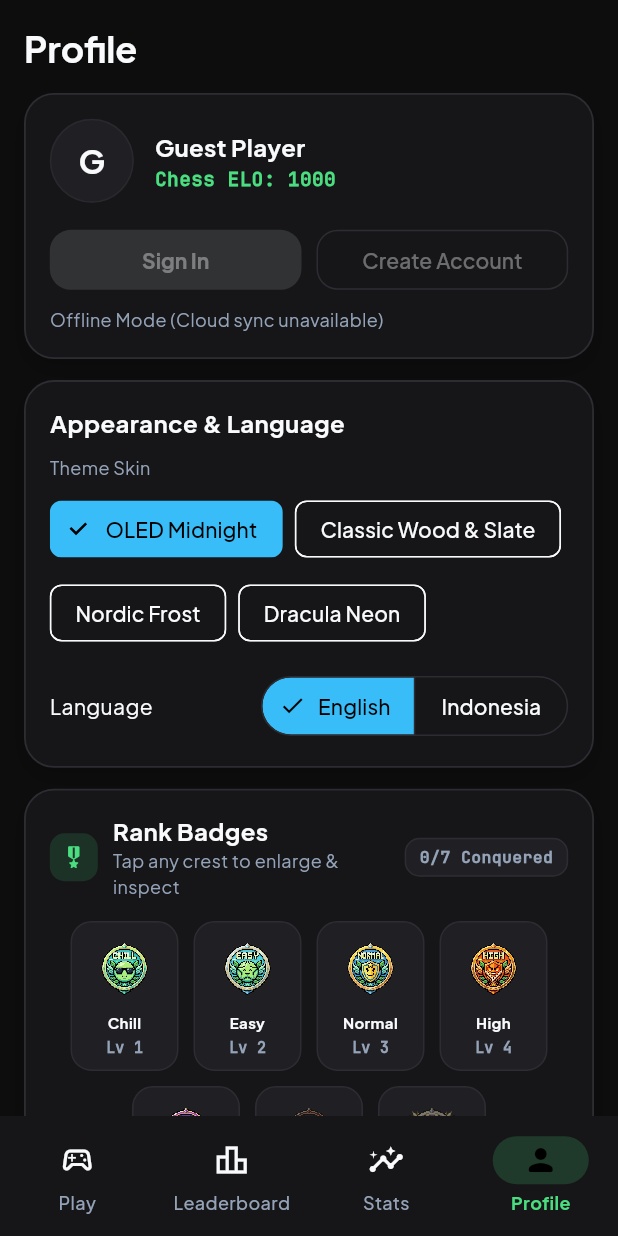
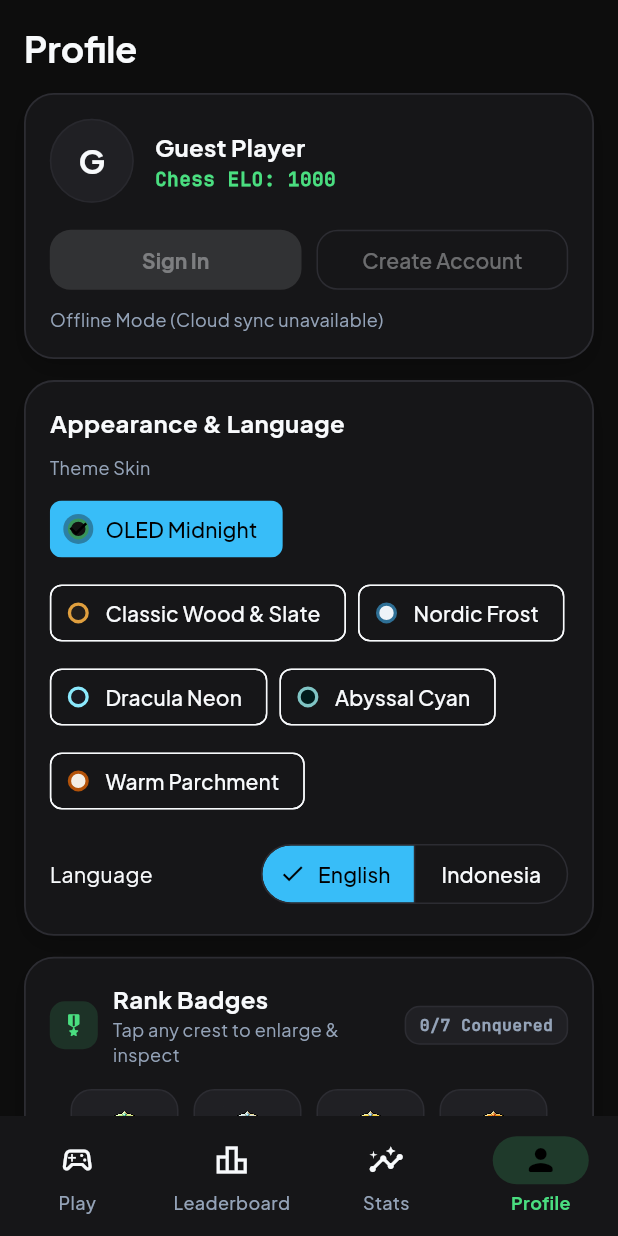
Before and after one commit to Zenalghi/zetzy, a Flutter app: the screen it shows after launch, item 4 of the bottom bar chosen, on a phone screen of 412 x 824 dp. Run offline on Flutter 3.47's test engine with Material 3 defaults, Android fonts, the phone set to English and light mode, and no system bars; our stand-ins replace audioplayers, confetti, connectivity_plus, cupertino_ui, drift, flutter_riverpod and 8 more; missing offline and left inert: bishop; accounts and stored records are empty; generated files the repository leaves out were written again; statements that could not run were skipped.

Commit message:
feat(theme): add Abyssal Cyan and Warm Parchment themes with updated UI controls

```diff
--- a/lib/core/theme/zetzy_theme.dart
+++ b/lib/core/theme/zetzy_theme.dart
@@ -1,12 +1,14 @@
 import 'package:material_ui/material_ui.dart';
 import 'package:zetzy/l10n/app_localizations.dart';
 
-/// Four visual skins specified in PRD Section 1.1.
+/// Six visual skins (4 dark, 2 light) for Tactile Modern Minimalist UI.
 enum ZetzyThemeMode {
   oledMidnight('oled_midnight'),
   classicWood('classic_wood'),
   nordicFrost('nordic_frost'),
-  draculaNeon('dracula_neon');
+  draculaNeon('dracula_neon'),
+  abyssalCyan('abyssal_cyan'),
+  warmParchment('warm_parchment');
 
   const ZetzyThemeMode(this.id);
   final String id;
@@ -21,6 +23,8 @@ enum ZetzyThemeMode {
     ZetzyThemeMode.classicWood => l10n.themeClassicWood,
     ZetzyThemeMode.nordicFrost => l10n.themeNordicFrost,
     ZetzyThemeMode.draculaNeon => l10n.themeDraculaNeon,
+    ZetzyThemeMode.abyssalCyan => l10n.themeAbyssalCyan,
+    ZetzyThemeMode.warmParchment => l10n.themeWarmParchment,
   };
 }
 
@@ -233,6 +237,46 @@ abstract final class ZetzyThemes {
       snakeBody: Color(0xFFBD93F9),
       brightness: Brightness.dark,
     ),
+    ZetzyThemeMode.abyssalCyan => const ZetzyPalette(
+      background: Color(0xFF001C1C),
+      surface: Color(0xFF003838),
+      surfaceElevated: Color(0xFF005353),
+      glassTint: Color(0xCC001C1C),
+      border: Color(0xFF006F6F),
+      accent: Color(0xFF80C5C5),
+      accentSecondary: Color(0xFF4CAEAE),
+      success: Color(0xFF34D399),
+      warning: Color(0xFFFBBF24),
+      danger: Color(0xFFF87171),
+      textPrimary: Color(0xFFD9EEEE),
+      textSecondary: Color(0xFFB2DCDC),
+      boardLight: Color(0xFF006F6F),
+      boardDark: Color(0xFF003838),
+      boardHighlight: Color(0x5580C5C5),
+      snakeHead: Color(0xFF80C5C5),
+      snakeBody: Color(0xFF008B8B),
+      brightness: Brightness.dark,
+    ),
+    ZetzyThemeMode.warmParchment => const ZetzyPalette(
+      background: Color(0xFFF4EFE6),
+      surface: Color(0xFFFCF9F2),
+      surfaceElevated: Color(0xFFEAE2D3),
+      glassTint: Color(0xCCF5EFE6),
+      border: Color(0xFFD5C9B4),
+      accent: Color(0xFFB45309),
+      accentSecondary: Color(0xFF0F766E),
+      success: Color(0xFF15803D),
+      warning: Color(0xFFD97706),
+      danger: Color(0xFFB91C1C),
+      textPrimary: Color(0xFF29221B),
+      textSecondary: Color(0xFF6B5E4F),
+      boardLight: Color(0xFFEFE4D2),
+      boardDark: Color(0xFFC6A987),
+      boardHighlight: Color(0x55B45309),
+      snakeHead: Color(0xFF0F766E),
+      snakeBody: Color(0xFF2A9D8F),
+      brightness: Brightness.light,
+    ),
   };
 
   static ThemeData buildTheme(ZetzyThemeMode mode) {
--- a/lib/core/widgets/in_game_settings_sheet.dart
+++ b/lib/core/widgets/in_game_settings_sheet.dart
@@ -11,6 +11,44 @@ import 'package:zetzy/providers/app_providers.dart';
 /// Shared builders for per-game settings controls used in both Profile cards and
 /// the mid-game quick settings sheet.
 abstract final class GameSettingsControls {
+  /// Single-line scale-down label so equal-width segments stay crisp on narrow screens.
+  static Widget segmentLabel(String label) => FittedBox(
+    fit: BoxFit.scaleDown,
+    child: Text(label, softWrap: false, maxLines: 1),
+  );
+
+  /// Renders the 6-skin theme selector with mini background/accent preview dots.
+  static Widget themePicker({
+    required ZetzyThemeMode selected,
+    required ValueChanged<ZetzyThemeMode> onSelected,
+    required AppLocalizations l10n,
+  }) => Wrap(
+    spacing: 8,
+    runSpacing: 8,
+    children: [
+      for (final mode in ZetzyThemeMode.values)
+        Builder(
+          builder: (context) {
+            final swatch = ZetzyThemes.paletteFor(mode);
+            return ChoiceChip(
+              selected: selected == mode,
+              onSelected: (_) => onSelected(mode),
+              avatar: Container(
+                width: 14,
+                height: 14,
+                decoration: BoxDecoration(
+                  color: swatch.background,
+                  shape: BoxShape.circle,
+                  border: Border.all(color: swatch.accent, width: 2.2),
+                ),
+              ),
+              label: Text(mode.localizedName(l10n)),
+            );
+          },
+        ),
+    ],
+  );
+
   /// Builds shared audio, haptics, and wakelock toggles.
   static List<Widget> sharedAudioFeedback(
     AppSettings settings,
@@ -77,29 +115,21 @@ abstract final class GameSettingsControls {
         ),
         const SizedBox(height: 8),
         SegmentedButton<BgmMode>(
+          expandedInsets: EdgeInsets.zero,
           selected: {settings.bgmMode},
           onSelectionChanged: (sel) => ctrl.setBgmMode(sel.first),
           segments: [
             ButtonSegment(
               value: BgmMode.off,
-              label: FittedBox(
-                fit: BoxFit.scaleDown,
-                child: Text(l10n.bgmModeOff, softWrap: false, maxLines: 1),
-              ),
+              label: segmentLabel(l10n.bgmModeOff),
             ),
             ButtonSegment(
               value: BgmMode.auto,
-              label: FittedBox(
-                fit: BoxFit.scaleDown,
-                child: Text(l10n.bgmModeAuto, softWrap: false, maxLines: 1),
-              ),
+              label: segmentLabel(l10n.bgmModeAuto),
             ),
             ButtonSegment(
               value: BgmMode.manual,
-              label: FittedBox(
-                fit: BoxFit.scaleDown,
-                child: Text(l10n.bgmModeManual, softWrap: false, maxLines: 1),
-              ),
+              label: segmentLabel(l10n.bgmModeManual),
             ),
           ],
         ),
@@ -172,29 +202,21 @@ abstract final class GameSettingsControls {
         ),
         const SizedBox(height: 8),
         SegmentedButton<HapticIntensity>(
+          expandedInsets: EdgeInsets.zero,
           selected: {settings.hapticIntensity},
           onSelectionChanged: (sel) => ctrl.setHapticIntensity(sel.first),
           segments: [
             ButtonSegment(
               value: HapticIntensity.light,
-              label: FittedBox(
-                fit: BoxFit.scaleDown,
-                child: Text(l10n.hapticLight, softWrap: false, maxLines: 1),
-              ),
+              label: segmentLabel(l10n.hapticLight),
             ),
             ButtonSegment(
               value: HapticIntensity.medium,
-              label: FittedBox(
-                fit: BoxFit.scaleDown,
-                child: Text(l10n.hapticMedium, softWrap: false, maxLines: 1),
-              ),
+              label: segmentLabel(l10n.hapticMedium),
             ),
             ButtonSegment(
               value: HapticIntensity.strong,
-              label: FittedBox(
-                fit: BoxFit.scaleDown,
-                child: Text(l10n.hapticStrong, softWrap: false, maxLines: 1),
-              ),
+              label: segmentLabel(l10n.hapticStrong),
             ),
           ],
         ),
@@ -340,15 +362,15 @@ abstract final class GameSettingsControls {
       style: TextStyle(fontSize: 12, color: p.textSecondary),
     ),
     const SizedBox(height: 8),
-    Wrap(
-      spacing: 8,
-      runSpacing: 6,
-      children: [
+    SegmentedButton<ChessPieceSet>(
+      expandedInsets: EdgeInsets.zero,
+      selected: {settings.chessPieceSet},
+      onSelectionChanged: (sel) => ctrl.setChessPieceSet(sel.first),
+      segments: [
         for (final set in ChessPieceSet.values)
-          ChoiceChip(
-            selected: settings.chessPieceSet == set,
-            onSelected: (_) => ctrl.setChessPieceSet(set),
-            label: Text(set.label),
+          ButtonSegment(
+            value: set,
+            label: segmentLabel(set.label),
           ),
       ],
     ),
@@ -359,41 +381,21 @@ abstract final class GameSettingsControls {
     ),
     const SizedBox(height: 8),
     SegmentedButton<ChessMoveConfirmMode>(
+      expandedInsets: EdgeInsets.zero,
       selected: {settings.chessMoveConfirmMode},
       onSelectionChanged: (sel) => ctrl.setChessMoveConfirmMode(sel.first),
       segments: [
         ButtonSegment(
           value: ChessMoveConfirmMode.off,
-          label: FittedBox(
-            fit: BoxFit.scaleDown,
-            child: Text(
-              l10n.settingsChessConfirmOff,
-              softWrap: false,
-              maxLines: 1,
-            ),
-          ),
+          label: segmentLabel(l10n.settingsChessConfirmOff),
         ),
         ButtonSegment(
           value: ChessMoveConfirmMode.fastOnly,
-          label: FittedBox(
-            fit: BoxFit.scaleDown,
-            child: Text(
-              l10n.settingsChessConfirmFast,
-              softWrap: false,
-              maxLines: 1,
-            ),
-          ),
+          label: segmentLabel(l10n.settingsChessConfirmFast),
         ),
         ButtonSegment(
           value: ChessMoveConfirmMode.always,
-          label: FittedBox(
-            fit: BoxFit.scaleDown,
-            child: Text(
-              l10n.settingsChessConfirmAlways,
-              softWrap: false,
-              maxLines: 1,
-            ),
-          ),
+          label: segmentLabel(l10n.settingsChessConfirmAlways),
         ),
       ],
     ),
@@ -633,17 +635,10 @@ class _InGameSettingsSheet extends ConsumerWidget {
                         style: TextStyle(fontSize: 12, color: p.textSecondary),
                       ),
                       const SizedBox(height: 8),
-                      Wrap(
-                        spacing: 8,
-                        runSpacing: 8,
-                        children: [
-                          for (final mode in ZetzyThemeMode.values)
-                            ChoiceChip(
-                              selected: settings.themeMode == mode,
-                              onSelected: (_) => ctrl.setTheme(mode),
-                              label: Text(mode.localizedName(l10n)),
-                            ),
-                        ],
+                      GameSettingsControls.themePicker(
+                        selected: settings.themeMode,
+                        onSelected: ctrl.setTheme,
+                        l10n: l10n,
                       ),
                       const SizedBox(height: 8),
                       ...GameSettingsControls.sharedAudioFeedback(
--- a/lib/features/profile/profile_screen.dart
+++ b/lib/features/profile/profile_screen.dart
@@ -514,17 +514,10 @@ class _ProfileScreenState extends ConsumerState<ProfileScreen> {
                       style: TextStyle(fontSize: 12, color: p.textSecondary),
                     ),
                     const SizedBox(height: 8),
-                    Wrap(
-                      spacing: 8,
-                      runSpacing: 8,
-                      children: [
-                        for (final mode in ZetzyThemeMode.values)
-                          ChoiceChip(
-                            selected: settings.themeMode == mode,
-                            onSelected: (_) => settingsCtrl.setTheme(mode),
-                            label: Text(mode.localizedName(l10n)),
-                          ),
-                      ],
+                    GameSettingsControls.themePicker(
+                      selected: settings.themeMode,
+                      onSelected: settingsCtrl.setTheme,
+                      l10n: l10n,
                     ),
                     const SizedBox(height: 14),
                     Row(
@@ -675,6 +668,7 @@ class _ProfileScreenState extends ConsumerState<ProfileScreen> {
                       ),
                       const SizedBox(height: 8),
                       SegmentedButton<int>(
+                        expandedInsets: EdgeInsets.zero,
                         selected: {settings.practiceRewindSteps},
                         onSelectionChanged: (s) =>
                             settingsCtrl.setPracticeRewindSteps(s.first),
@@ -682,13 +676,8 @@ class _ProfileScreenState extends ConsumerState<ProfileScreen> {
                           for (final step in const [1, 2, 3])
                             ButtonSegment(
                               value: step,
-                              label: FittedBox(
-                                fit: BoxFit.scaleDown,
-                                child: Text(
-                                  l10n.practiceRewindStepOption(step),
-                                  softWrap: false,
-                                  maxLines: 1,
-                                ),
+                              label: GameSettingsControls.segmentLabel(
+                                l10n.practiceRewindStepOption(step),
                               ),
                             ),
                         ],
--- a/lib/l10n/app_en.arb
+++ b/lib/l10n/app_en.arb
@@ -318,6 +318,8 @@
   "themeClassicWood": "Classic Wood & Slate",
   "themeNordicFrost": "Nordic Frost",
   "themeDraculaNeon": "Dracula Neon",
+  "themeAbyssalCyan": "Abyssal Cyan",
+  "themeWarmParchment": "Warm Parchment",
 
   "cancel": "Cancel",
   "save": "Save",
--- a/lib/l10n/app_id.arb
+++ b/lib/l10n/app_id.arb
@@ -250,6 +250,8 @@
   "themeClassicWood": "Classic Wood & Slate",
   "themeNordicFrost": "Nordic Frost",
   "themeDraculaNeon": "Dracula Neon",
+  "themeAbyssalCyan": "Abyssal Cyan",
+  "themeWarmParchment": "Warm Parchment",
 
   "cancel": "Batal",
   "save": "Simpan",
--- a/lib/l10n/app_localizations.dart
+++ b/lib/l10n/app_localizations.dart
@@ -1305,6 +1305,18 @@ abstract class AppLocalizations {
   /// **'Dracula Neon'**
   String get themeDraculaNeon;
 
+  /// No description provided for @themeAbyssalCyan.
+  ///
+  /// In en, this message translates to:
+  /// **'Abyssal Cyan'**
+  String get themeAbyssalCyan;
+
+  /// No description provided for @themeWarmParchment.
+  ///
+  /// In en, this message translates to:
+  /// **'Warm Parchment'**
+  String get themeWarmParchment;
+
   /// No description provided for @cancel.
   ///
   /// In en, this message translates to:
--- a/lib/l10n/app_localizations_en.dart
+++ b/lib/l10n/app_localizations_en.dart
@@ -679,6 +679,12 @@ class AppLocalizationsEn extends AppLocalizations {
   String get themeDraculaNeon => 'Dracula Neon';
 
   @override
+  String get themeAbyssalCyan => 'Abyssal Cyan';
+
+  @override
+  String get themeWarmParchment => 'Warm Parchment';
+
+  @override
   String get cancel => 'Cancel';
 
   @override
--- a/lib/l10n/app_localizations_id.dart
+++ b/lib/l10n/app_localizations_id.dart
@@ -672,6 +672,12 @@ class AppLocalizationsId extends AppLocalizations {
   String get themeDraculaNeon => 'Dracula Neon';
 
   @override
+  String get themeAbyssalCyan => 'Abyssal Cyan';
+
+  @override
+  String get themeWarmParchment => 'Warm Parchment';
+
+  @override
   String get cancel => 'Batal';
 
   @override
```
Also changed, not shown: 2 other files.
